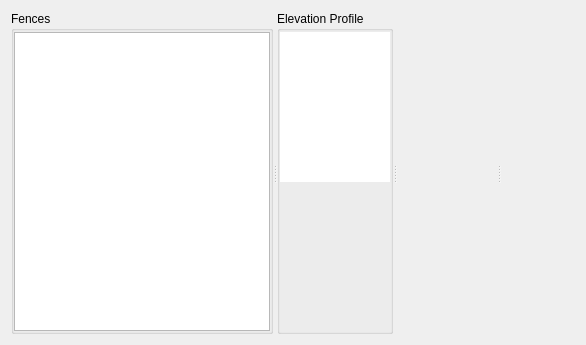
Trailmarker/paddock-power, file mlapp/src/views/fence_widget_base.ui: the form before one commit.
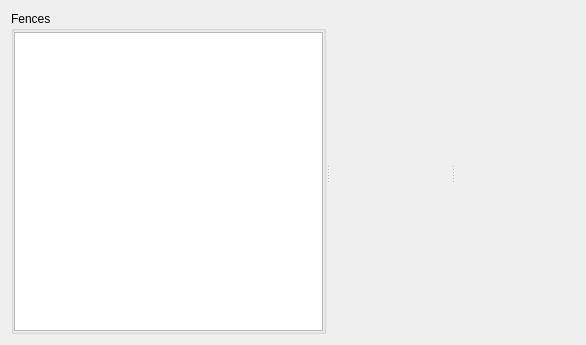
The form after the commit. Custom widgets are drawn as their Qt base class.

Commit message: Fence and Pipeline profiles are now popped as a dialog when you select a feature (PP-55)

Diff of the .ui file:
```diff
--- a/mlapp/src/views/fence_widget_base.ui
+++ b/mlapp/src/views/fence_widget_base.ui
@@ -57,79 +57,6 @@
        </item>
       </layout>
      </widget>
-     <widget class="QGroupBox" name="profileGroupBox">
-      <property name="sizePolicy">
-       <sizepolicy hsizetype="MinimumExpanding" vsizetype="MinimumExpanding">
-        <horstretch>0</horstretch>
-        <verstretch>0</verstretch>
-       </sizepolicy>
-      </property>
-      <property name="styleSheet">
-       <string notr="true">background-colour: rgb(255,255,255);</string>
-      </property>
-      <property name="title">
-       <string>Elevation Profile</string>
-      </property>
-      <layout class="QVBoxLayout" name="profileVerticalLayout">
-       <property name="spacing">
-        <number>0</number>
-       </property>
-       <property name="leftMargin">
-        <number>0</number>
-       </property>
-       <property name="topMargin">
-        <number>1</number>
-       </property>
-       <property name="rightMargin">
-        <number>0</number>
-       </property>
-       <property name="bottomMargin">
-        <number>0</number>
-       </property>
-       <item>
-        <layout class="QVBoxLayout" name="profileLayout">
-         <property name="sizeConstraint">
-          <enum>QLayout::SetDefaultConstraint</enum>
-         </property>
-         <property name="topMargin">
-          <number>0</number>
-         </property>
-         <item>
-          <widget class="ProfileDetails" name="profileDetails" native="true">
-           <property name="sizePolicy">
-            <sizepolicy hsizetype="MinimumExpanding" vsizetype="MinimumExpanding">
-             <horstretch>0</horstretch>
-             <verstretch>0</verstretch>
-            </sizepolicy>
-           </property>
-           <property name="minimumSize">
-            <size>
-             <width>0</width>
-             <height>0</height>
-            </size>
-           </property>
-           <property name="styleSheet">
-            <string notr="true">background-color: white;</string>
-           </property>
-          </widget>
-         </item>
-        </layout>
-       </item>
-       <item>
-        <spacer name="verticalSpacer">
-         <property name="orientation">
-          <enum>Qt::Vertical</enum>
-         </property>
-         <property name="sizeHint" stdset="0">
-          <size>
-           <width>20</width>
-           <height>40</height>
-          </size>
-         </property>
-        </spacer>
-       </item>
-      </layout>
-     </widget>
      <widget class="FencePaddockChanges" name="fencePaddockChanges" native="true">
       <property name="sizePolicy">
        <sizepolicy hsizetype="Minimum" vsizetype="MinimumExpanding">
@@ -160,12 +87,6 @@
   </layout>
  </widget>
  <customwidgets>
-  <customwidget>
-   <class>ProfileDetails</class>
-   <extends>QWidget</extends>
-   <header>mlapp/src/widgets/profile_details/profile_details</header>
-   <container>1</container>
-  </customwidget>
   <customwidget>
    <class>FencePaddockChanges</class>
    <extends>QWidget</extends>
```
The commit also changes 6 other files.
